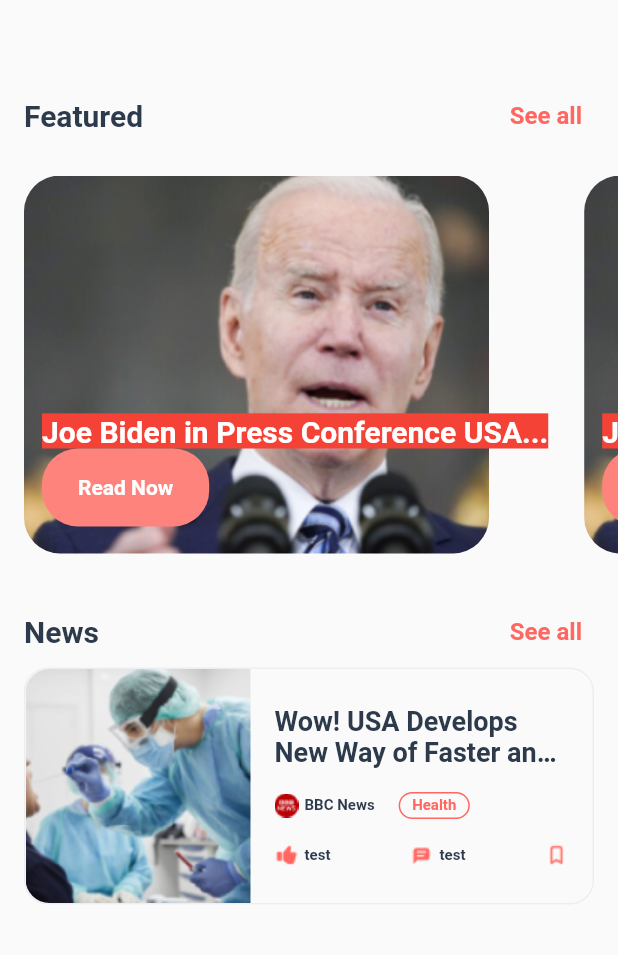
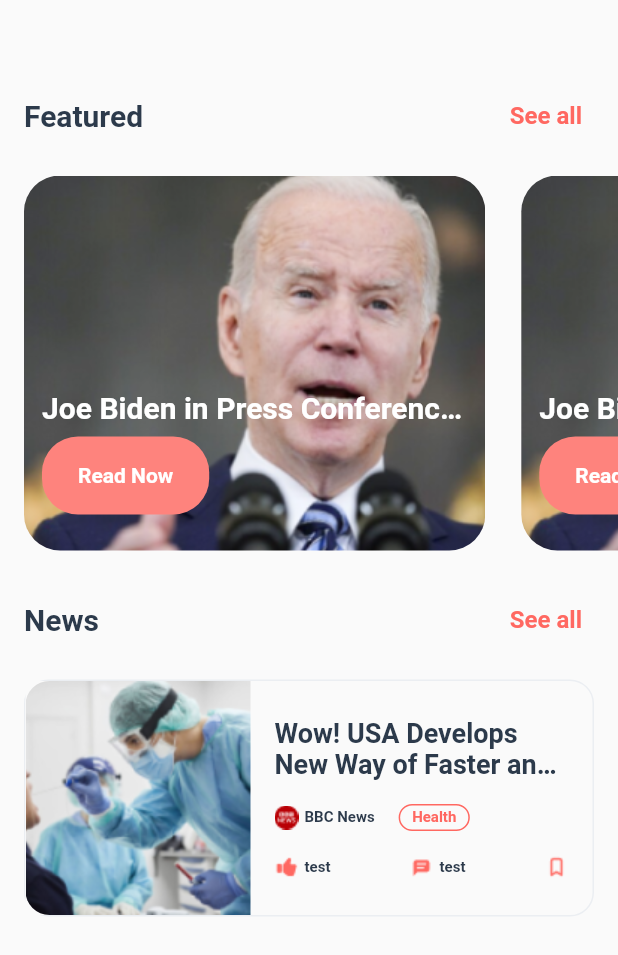
Before and after one commit to Alex-code0/Flutter-Development, a Flutter app: the screen it shows after launch, on a phone screen of 412 x 824 dp. Shown: the top 955 px of the screen. Run offline on Flutter 3.47's test engine with Material 2 defaults, Android fonts, the phone set to English and light mode, and no system bars; our stand-ins replace math_expressions.

Commit message:
More updates

```diff
--- /dev/null
+++ b/news_report/lib/ArticlePage.dart
@@ -0,0 +1,8 @@
+import 'package:flutter/material.dart';
+
+class ArticlePage extends StatelessWidget {
+  @override
+  Widget build(BuildContext context) {
+    return Scaffold();
+  }
+}
--- a/news_report/lib/ArticleWidget.dart
+++ b/news_report/lib/ArticleWidget.dart
@@ -1,4 +1,5 @@
 import 'package:flutter/material.dart';
+import 'package:news_report/ArticlePage.dart';
 
 class ArticleWidget extends StatelessWidget {
   const ArticleWidget({super.key, required this.ArticleHeaderText});
@@ -6,21 +7,37 @@ class ArticleWidget extends StatelessWidget {
   @override
   Widget build(BuildContext context) {
     return Container(
+      margin: EdgeInsets.only(left: 16, right: 16),
+      width: MediaQuery.of(context).size.width,
+      height: MediaQuery.of(context).size.height,
+      child: ListView.builder(
+        padding: EdgeInsets.all(0),
+        itemCount: 1,
+        itemBuilder: (BuildContext context, int index) {
+          return Container(
             decoration: BoxDecoration(
               borderRadius: BorderRadius.circular(16),
               border: Border.all(color: Color(0xFFEBEEF2), width: 1),
             ),
-      margin: EdgeInsets.only(left: 16, right: 16),
-      width: MediaQuery.of(context).size.width,
             child: Row(
               children: [
-          ClipRRect(
+                Material(
+                  child: InkWell(
+                    onTap: () {
+                      Navigator.push(
+                          context,
+                          MaterialPageRoute(
+                              builder: (context) => ArticlePage()));
+                    },
+                    child: ClipRRect(
                       borderRadius: BorderRadius.only(
                         topLeft: Radius.circular(16),
                         bottomLeft: Radius.circular(16),
                       ),
                       child: Image(
                         image: AssetImage("assets/ArticleImage.png"),
+                      ),
+                    ),
                   ),
                 ),
                 Flexible(
@@ -59,7 +76,8 @@ class ArticleWidget extends StatelessWidget {
                               ],
                             ),
                             Container(
-                        margin: EdgeInsets.only(left: 16, top: 16, bottom: 16),
+                              margin: EdgeInsets.only(
+                                  left: 16, top: 16, bottom: 16),
                               padding: EdgeInsets.fromLTRB(8, 2, 8, 2),
                               decoration: BoxDecoration(
                                 borderRadius: BorderRadius.circular(24),
@@ -130,5 +148,8 @@ class ArticleWidget extends StatelessWidget {
               ],
             ),
           );
+        },
+      ),
+    );
   }
 }
--- a/news_report/lib/FeaturedWidget.dart
+++ b/news_report/lib/FeaturedWidget.dart
@@ -4,9 +4,9 @@ class FeaturedWidget extends StatelessWidget {
   @override
   Widget build(BuildContext context) {
     return Container(
-      margin: EdgeInsets.only(left: 4, top: 16),
+      margin: EdgeInsets.only(left: 4),
       width: MediaQuery.of(context).size.width,
-      height: 258,
+      height: 250,
       child: ListView.builder(
         scrollDirection: Axis.horizontal,
         itemCount: 3,
@@ -27,16 +27,19 @@ class FeaturedWidget extends StatelessWidget {
                     crossAxisAlignment: CrossAxisAlignment.start,
                     mainAxisAlignment: MainAxisAlignment.end,
                     children: [
-                      Text(
+                      Container(
+                        margin: EdgeInsets.only(bottom: 8),
+                        width: 290,
+                        child: Text(
                           "Joe Biden in Press Conference USA...",
                           style: TextStyle(
                             fontSize: 20,
                             fontWeight: FontWeight.w600,
                             color: Colors.white,
-                          backgroundColor: Colors.red,
                           ),
                           overflow: TextOverflow.ellipsis,
                           maxLines: 1,
+                        ),
                       ),
                       TextButton(
                         onPressed: () {},
--- a/news_report/lib/HeaderWidget.dart
+++ b/news_report/lib/HeaderWidget.dart
@@ -1,14 +1,19 @@
 import 'package:flutter/material.dart';
 
 class HeaderWidget extends StatelessWidget {
-  const HeaderWidget(
-      {super.key, required this.HeaderText, required this.MarginTop});
+  const HeaderWidget({
+    super.key,
+    required this.HeaderText,
+    required this.MarginTop,
+    required this.MarginBottom,
+  });
   final String HeaderText;
-  final double MarginTop;
+  final double MarginTop, MarginBottom;
   @override
   Widget build(BuildContext context) {
     return Container(
-      margin: EdgeInsets.only(left: 16, right: 16, top: MarginTop),
+      margin: EdgeInsets.only(
+          left: 16, right: 16, top: MarginTop, bottom: MarginBottom),
       child: Row(
         mainAxisAlignment: MainAxisAlignment.spaceBetween,
         children: [
--- a/news_report/lib/Homepage.dart
+++ b/news_report/lib/Homepage.dart
@@ -15,9 +15,17 @@ class HomepageState extends State<Homepage> {
       body: SingleChildScrollView(
         child: Column(
           children: [
-            HeaderWidget(HeaderText: "Featured", MarginTop: 53),
+            HeaderWidget(
+              HeaderText: "Featured",
+              MarginTop: 53,
+              MarginBottom: 16,
+            ),
             FeaturedWidget(),
-            HeaderWidget(HeaderText: "News", MarginTop: 22),
+            HeaderWidget(
+              HeaderText: "News",
+              MarginTop: 22,
+              MarginBottom: 16,
+            ),
             ArticleWidget(
                 ArticleHeaderText:
                     "Wow! USA Develops New Way of Faster and More"),
```
Lines whose indentation alone changed are shown as unchanged.
